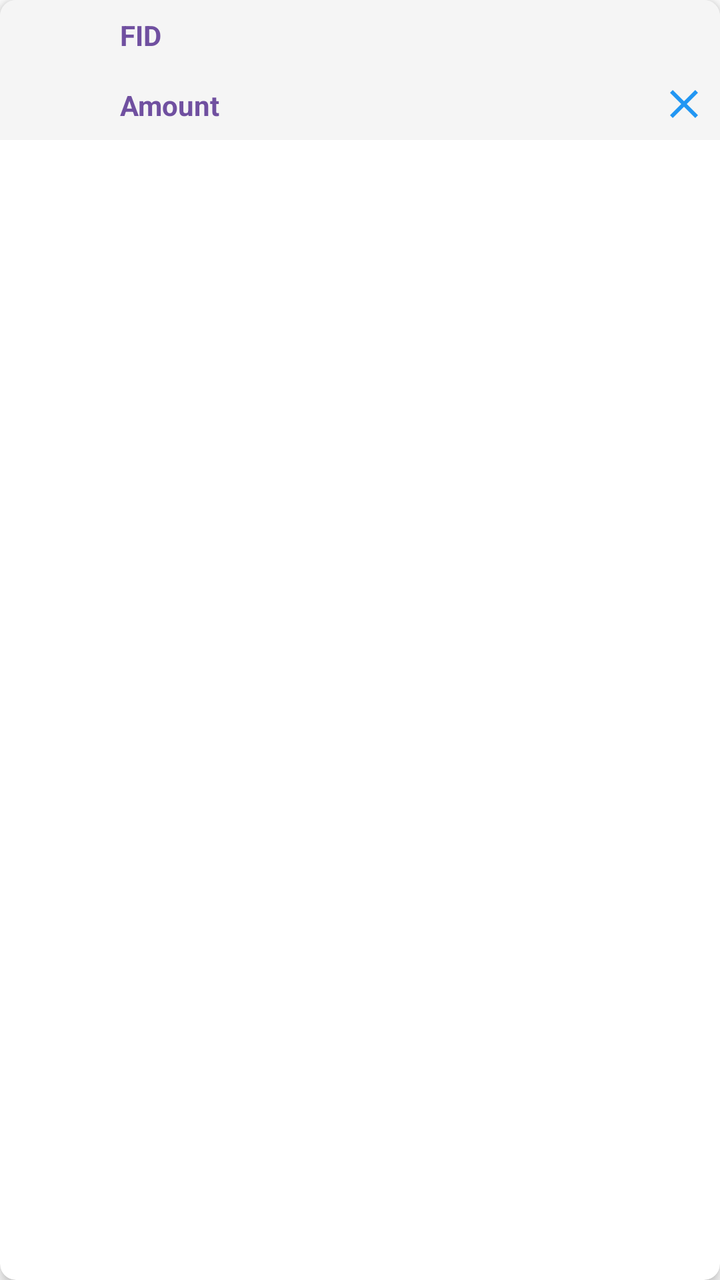
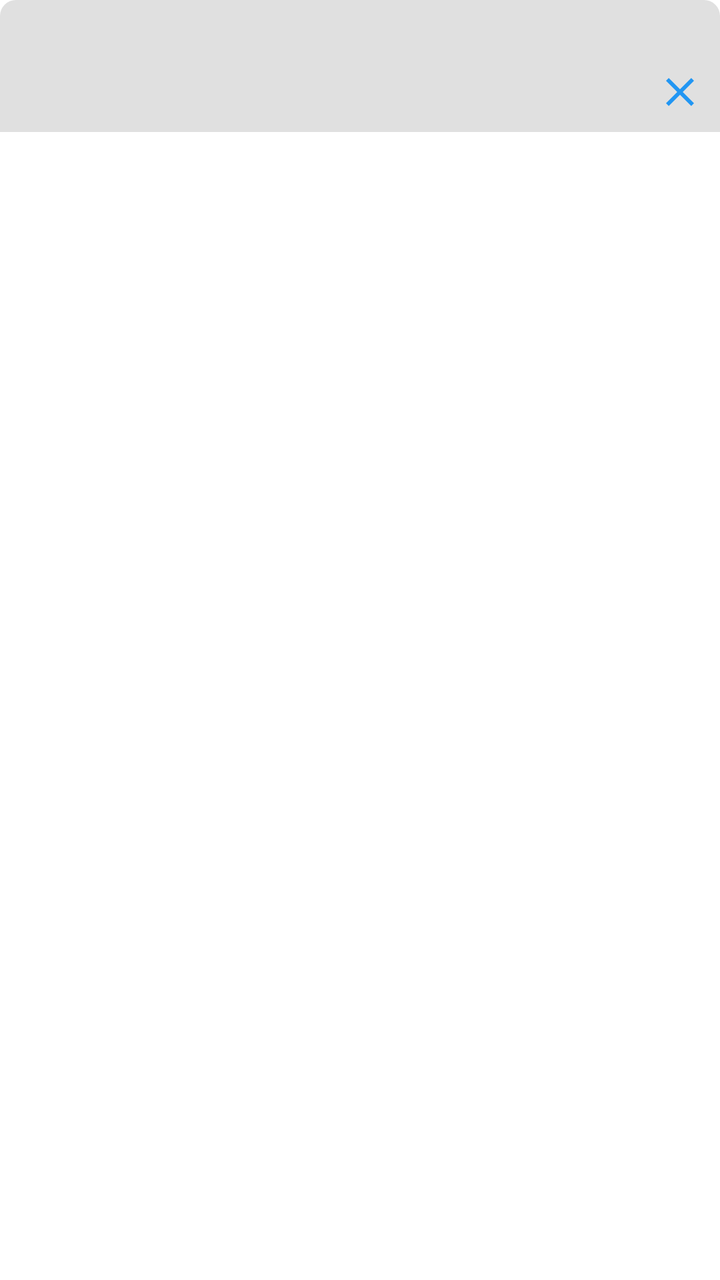

Before-and-after screenshots of an Android layout around one commit, followed by the original layout XML and the change that was made.
<!-- AndroidManifest.xml: application theme Theme.Freer -->
<!-- res/layout/layout_tx_output_card.xml -->
<?xml version="1.0" encoding="utf-8"?>
<androidx.cardview.widget.CardView xmlns:android="http://schemas.android.com/apk/res/android"
    xmlns:app="http://schemas.android.com/apk/res-auto"
    android:layout_width="match_parent"
    android:layout_height="wrap_content"
    android:layout_margin="4dp"
    android:background="@color/main_background"
    app:cardCornerRadius="8dp"
    app:cardElevation="4dp">

    <LinearLayout
        android:layout_width="match_parent"
        android:layout_height="wrap_content"
        android:orientation="horizontal"
        android:background="@color/main_background"
        android:padding="4dp"
        >

        
        <ImageView
            android:id="@+id/avatarImage"
            android:layout_width="48dp"
            android:layout_height="48dp"
            android:layout_gravity="center_vertical"
            android:layout_marginEnd="8dp"
            android:contentDescription="@string/avatar" />

        
        <LinearLayout
            android:layout_width="0dp"
            android:layout_height="wrap_content"
            android:layout_weight="1"
            android:orientation="vertical">

            
            <LinearLayout
                android:layout_width="match_parent"
                android:layout_height="wrap_content"
                android:orientation="horizontal">

                <TextView
                    android:layout_width="wrap_content"
                    android:layout_height="wrap_content"
                    android:text="@string/fid"
                    android:textColor="@color/field_name"
                    android:layout_marginEnd="4dp"
                    android:textStyle="bold"
                    android:textSize="14sp" />

                <EditText
                    android:id="@+id/fidText"
                    android:layout_width="0dp"
                    android:layout_height="wrap_content"
                    android:layout_weight="1"
                    android:textSize="14sp"
                    android:textColor="@color/text_color"
                    android:clickable="true"
                    android:focusable="true"
                    android:background="@drawable/edit_text_background"
                    android:inputType="text"
                    android:imeOptions="actionNext"
                    android:maxLines="1"
                    android:padding="4dp" />

            </LinearLayout>

            
            <LinearLayout
                android:layout_width="match_parent"
                android:layout_height="wrap_content"
                android:layout_marginTop="8dp"
                android:orientation="horizontal">

                <TextView
                    android:layout_width="wrap_content"
                    android:layout_height="wrap_content"
                    android:text="@string/amount"
                    android:textColor="@color/field_name"
                    android:layout_marginEnd="4dp"
                    android:textStyle="bold"
                    android:textSize="14sp" />

                <EditText
                    android:id="@+id/amountText"
                    android:layout_width="0dp"
                    android:layout_height="wrap_content"
                    android:layout_weight="1"
                    android:textSize="14sp"
                    android:textColor="@color/text_color"
                    android:clickable="true"
                    android:focusable="true"
                    android:background="@drawable/edit_text_background"
                    android:inputType="numberDecimal"
                    android:imeOptions="actionDone"
                    android:maxLines="1"
                    android:padding="4dp" />

            </LinearLayout>

        </LinearLayout>

        
        <ImageButton
            android:id="@+id/deleteButton"
            android:layout_width="wrap_content"
            android:layout_height="wrap_content"
            android:layout_gravity="end|bottom"
            android:layout_marginTop="2dp"
            android:background="?attr/selectableItemBackgroundBorderless"
            android:contentDescription="@string/delete"
            android:padding="2dp"
            android:src="@drawable/ic_clear" />

    </LinearLayout>

</androidx.cardview.widget.CardView>
<!-- resources referenced by this layout -->
<resources>
  <color name="field_name">#7050A0</color>
  <color name="main_background">#F5F5F5</color>
  <color name="text_color">#000000</color>
  <!-- drawable edit_text_background (drawable) -->
  <?xml version="1.0" encoding="utf-8"?>
  <selector xmlns:android="http://schemas.android.com/apk/res/android">
      <item android:state_focused="true">
          <layer-list>
              <item>
                  <shape android:shape="rectangle">
                      <solid android:color="@android:color/transparent" />
                  </shape>
              </item>
              <item android:bottom="0dp" android:left="0dp" android:right="0dp" android:top="0dp">
                  <shape android:shape="rectangle">
                      <solid android:color="@android:color/transparent" />
                      <stroke android:width="1dp" android:color="@color/colorAccent" />
                  </shape>
              </item>
          </layer-list>
      </item>
      <item>
          <shape android:shape="rectangle">
              <solid android:color="@android:color/transparent" />
          </shape>
      </item>
  </selector>
  <!-- drawable ic_clear (drawable) -->
  <?xml version="1.0" encoding="utf-8"?>
  <vector xmlns:android="http://schemas.android.com/apk/res/android"
      android:width="24dp"
      android:height="24dp"
      android:viewportWidth="24"
      android:viewportHeight="24"
      android:tint="@color/colorAccent">
      <path
          android:fillColor="@color/text_color"
          android:pathData="M19,6.41L17.59,5 12,10.59 6.41,5 5,6.41 10.59,12 5,17.59 6.41,19 12,13.41 17.59,19 19,17.59 13.41,12z"/>
  </vector>
  <string name="amount">Amount</string>
  <string name="avatar">Avatar</string>
  <string name="delete">Delete</string>
  <string name="fid">FID</string>
  <style name="Theme.Freer" parent="Base.Theme.Freer" />
  <color name="colorAccent">#2196F3</color>
  <style name="Base.Theme.Freer" parent="Theme.Material3.DayNight.NoActionBar">
          <item name="colorPrimary">#2196F3</item>
          <item name="colorAccent">#2196F3</item>
          <item name="android:windowBackground">#FFFFFF</item>
          
          <item name="android:windowLayoutInDisplayCutoutMode">shortEdges</item>
          <item name="android:enforceNavigationBarContrast">false</item>
          <item name="android:enforceStatusBarContrast">false</item>
          <item name="android:statusBarColor">@android:color/transparent</item>
          <item name="android:navigationBarColor">@android:color/transparent</item>
          <item name="android:windowLightStatusBar">true</item>
          <item name="android:windowLightNavigationBar">true</item>
      </style>
</resources>

<!-- the commit's change to res/layout/layout_tx_output_card.xml (unified diff, before → after) -->
@@ -4,16 +4,17 @@
     android:layout_width="match_parent"
     android:layout_height="wrap_content"
     android:layout_margin="4dp"
-    android:background="@color/main_background"
     app:cardCornerRadius="8dp"
-    app:cardElevation="4dp">
+    app:cardElevation="0dp"
+    app:cardPreventCornerOverlap="false"
+    app:cardUseCompatPadding="false">
 
     <LinearLayout
         android:layout_width="match_parent"
         android:layout_height="wrap_content"
         android:orientation="horizontal"
-        android:background="@color/main_background"
-        android:padding="4dp"
+        android:background="@color/cash_card_dark_background"
+        android:padding="6dp"
         >
 
         
@@ -39,26 +40,31 @@
                 android:orientation="horizontal">
 
                 <TextView
-                    android:layout_width="wrap_content"
-                    android:layout_height="wrap_content"
-                    android:text="@string/fid"
-                    android:textColor="@color/field_name"
-                    android:layout_marginEnd="4dp"
-                    android:textStyle="bold"
-                    android:textSize="14sp" />
-
-                <EditText
                     android:id="@+id/fidText"
                     android:layout_width="0dp"
                     android:layout_height="wrap_content"
                     android:layout_weight="1"
+                    android:maxLines="2"
+                    android:padding="4dp"
+                    android:textColor="@color/field_name"
+                    android:textSize="14sp" />
+            </LinearLayout>
+
+            
+            <LinearLayout
+                android:layout_width="match_parent"
+                android:layout_height="wrap_content"
+                android:orientation="horizontal">
+
+                <TextView
+                    android:id="@+id/amountText"
+                    android:layout_width="0dp"
+                    android:layout_height="wrap_content"
+                    android:layout_weight="1"
                     android:textSize="14sp"
-                    android:textColor="@color/text_color"
-                    android:clickable="true"
-                    android:focusable="true"
-                    android:background="@drawable/edit_text_background"
-                    android:inputType="text"
-                    android:imeOptions="actionNext"
+                    android:textColor="@color/accent"
+                    android:clickable="false"
+                    android:focusable="false"
                     android:maxLines="1"
                     android:padding="4dp" />
 
@@ -66,38 +72,53 @@
 
             
             <LinearLayout
+                android:id="@+id/lockTimeContainer"
                 android:layout_width="match_parent"
                 android:layout_height="wrap_content"
-                android:layout_marginTop="8dp"
-                android:orientation="horizontal">
+                android:orientation="horizontal"
+                android:visibility="gone"
+               >
 
-                <TextView
+                <ImageView
+                    android:id="@+id/lockTimeIcon"
                     android:layout_width="wrap_content"
-                    android:layout_height="wrap_content"
-                    android:text="@string/amount"
-                    android:textColor="@color/field_name"
-                    android:layout_marginEnd="4dp"
-                    android:textStyle="bold"
-                    android:textSize="14sp" />
+                    android:layout_height="match_parent"
+                    android:layout_gravity="center_vertical"
+                    android:layout_marginEnd="6dp"
+                    android:contentDescription="@string/lock_time"
+                    android:src="@drawable/ic_lock"
+                    android:visibility="gone"
+                    app:tint="@color/warning" />
 
-                <EditText
-                    android:id="@+id/amountText"
+                <LinearLayout
                     android:layout_width="0dp"
                     android:layout_height="wrap_content"
                     android:layout_weight="1"
-                    android:textSize="14sp"
-                    android:textColor="@color/text_color"
-                    android:clickable="true"
-                    android:focusable="true"
-                    android:background="@drawable/edit_text_background"
-                    android:inputType="numberDecimal"
-                    android:imeOptions="actionDone"
-                    android:maxLines="1"
-                    android:padding="4dp" />
+                    android:orientation="vertical">
+
+                    <TextView
+                        android:id="@+id/lockTimeDaysText"
+                        android:layout_width="wrap_content"
+                        android:layout_height="wrap_content"
+                        android:textColor="@color/warning"
+                        android:textSize="13sp"
+                        android:textStyle="bold" />
+
+                </LinearLayout>
 
             </LinearLayout>
 
         </LinearLayout>
+
+        <ImageView
+            android:id="@+id/deadIcon"
+            android:layout_width="24dp"
+            android:layout_height="24dp"
+            android:layout_marginStart="4dp"
+            android:src="@drawable/ic_dead"
+            android:visibility="gone"
+            android:contentDescription="@string/nobody" />
+
 
         
         <ImageButton
<!-- resource entries referenced after the edit -->
@@ -1,32 +1,9 @@
 <!-- resources referenced by this layout -->
 <resources>
+  <color name="accent">#2196F3</color>
+  <color name="cash_card_dark_background">#E0E0E0</color>
   <color name="field_name">#7050A0</color>
-  <color name="main_background">#F5F5F5</color>
-  <color name="text_color">#000000</color>
-  <!-- drawable edit_text_background (drawable) -->
-  <?xml version="1.0" encoding="utf-8"?>
-  <selector xmlns:android="http://schemas.android.com/apk/res/android">
-      <item android:state_focused="true">
-          <layer-list>
-              <item>
-                  <shape android:shape="rectangle">
-                      <solid android:color="@android:color/transparent" />
-                  </shape>
-              </item>
-              <item android:bottom="0dp" android:left="0dp" android:right="0dp" android:top="0dp">
-                  <shape android:shape="rectangle">
-                      <solid android:color="@android:color/transparent" />
-                      <stroke android:width="1dp" android:color="@color/colorAccent" />
-                  </shape>
-              </item>
-          </layer-list>
-      </item>
-      <item>
-          <shape android:shape="rectangle">
-              <solid android:color="@android:color/transparent" />
-          </shape>
-      </item>
-  </selector>
+  <color name="warning">#FF9800</color>
   <!-- drawable ic_clear (drawable) -->
   <?xml version="1.0" encoding="utf-8"?>
   <vector xmlns:android="http://schemas.android.com/apk/res/android"
@@ -34,17 +11,39 @@
       android:height="24dp"
       android:viewportWidth="24"
       android:viewportHeight="24"
-      android:tint="@color/colorAccent">
+      android:tint="@color/accent">
       <path
-          android:fillColor="@color/text_color"
+          android:fillColor="@color/text"
           android:pathData="M19,6.41L17.59,5 12,10.59 6.41,5 5,6.41 10.59,12 5,17.59 6.41,19 12,13.41 17.59,19 19,17.59 13.41,12z"/>
   </vector>
-  <string name="amount">Amount</string>
+  <!-- drawable ic_dead (drawable) -->
+  <vector xmlns:android="http://schemas.android.com/apk/res/android"
+      android:width="24dp"
+      android:height="24dp"
+      android:viewportWidth="960"
+      android:viewportHeight="960">
+    <path
+        android:pathData="M240,880v-170q-39,-17 -68.5,-45.5t-50,-64.5q-20.5,-36 -31,-77T80,440q0,-158 112,-259t288,-101q176,0 288,101t112,259q0,42 -10.5,83t-31,77q-20.5,36 -50,64.5T720,710v170L240,880ZM320,800h40v-80h80v80h80v-80h80v80h40v-142q38,-9 67.5,-30t50,-50q20.5,-29 31.5,-64t11,-74q0,-125 -88.5,-202.5T480,160q-143,0 -231.5,77.5T160,440q0,39 11,74t31.5,64q20.5,29 50.5,50t67,30v142ZM420,600h120l-60,-120 -60,120ZM340,520q33,0 56.5,-23.5T420,440q0,-33 -23.5,-56.5T340,360q-33,0 -56.5,23.5T260,440q0,33 23.5,56.5T340,520ZM620,520q33,0 56.5,-23.5T700,440q0,-33 -23.5,-56.5T620,360q-33,0 -56.5,23.5T540,440q0,33 23.5,56.5T620,520ZM480,800Z"
+        android:fillColor="#EA3323"/>
+  </vector>
+  <!-- drawable ic_lock (drawable) -->
+  <?xml version="1.0" encoding="utf-8"?>
+  <vector xmlns:android="http://schemas.android.com/apk/res/android"
+      android:width="24dp"
+      android:height="24dp"
+      android:viewportWidth="960"
+      android:viewportHeight="960">
+      <path
+          android:fillColor="@color/black"
+          android:pathData="M240,880q-33,0 -56.5,-23.5T160,800V400q0,-33 23.5,-56.5T240,320h40v-80q0,-83 58.5,-141.5T480,40q83,0 141.5,58.5T680,240v80h40q33,0 56.5,23.5T800,400v400q0,33 -23.5,56.5T720,880H240Zm0,-80h480V400H240v400Zm240,-120q33,0 56.5,-23.5T560,600q0,-33 -23.5,-56.5T480,520q-33,0 -56.5,23.5T400,600q0,33 23.5,56.5T480,680ZM360,320h240v-80q0,-50 -35,-85t-85,-35q-50,0 -85,35t-35,85v80ZM240,800V400v400Z"/>
+  </vector>
   <string name="avatar">Avatar</string>
   <string name="delete">Delete</string>
-  <string name="fid">FID</string>
+  <string name="lock_time">Lock time</string>
+  <string name="nobody">Nobody</string>
   <style name="Theme.Freer" parent="Base.Theme.Freer" />
-  <color name="colorAccent">#2196F3</color>
+  <color name="text">#000000</color>
+  <color name="black">#000000</color>
   <style name="Base.Theme.Freer" parent="Theme.Material3.DayNight.NoActionBar">
           <item name="colorPrimary">#2196F3</item>
           <item name="colorAccent">#2196F3</item>
